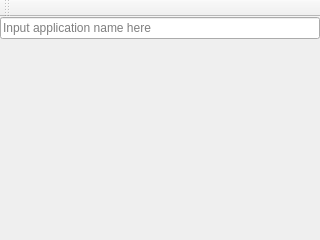
arcan1s/quadro-core, file sources/quadro-ui/src/applauncherwidget.ui: the form before one commit.
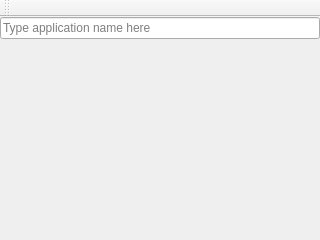
The form after the commit.

Diff of the .ui file:
```diff
--- a/sources/quadro-ui/src/applauncherwidget.ui
+++ b/sources/quadro-ui/src/applauncherwidget.ui
@@ -27,7 +27,7 @@
     <item>
      <widget class="QLineEdit" name="lineEdit">
       <property name="placeholderText">
-       <string>Input application name here</string>
+       <string>Type application name here</string>
       </property>
      </widget>
     </item>
```
Left out of the diff: 3 changed lines with no effect on the pictures.
